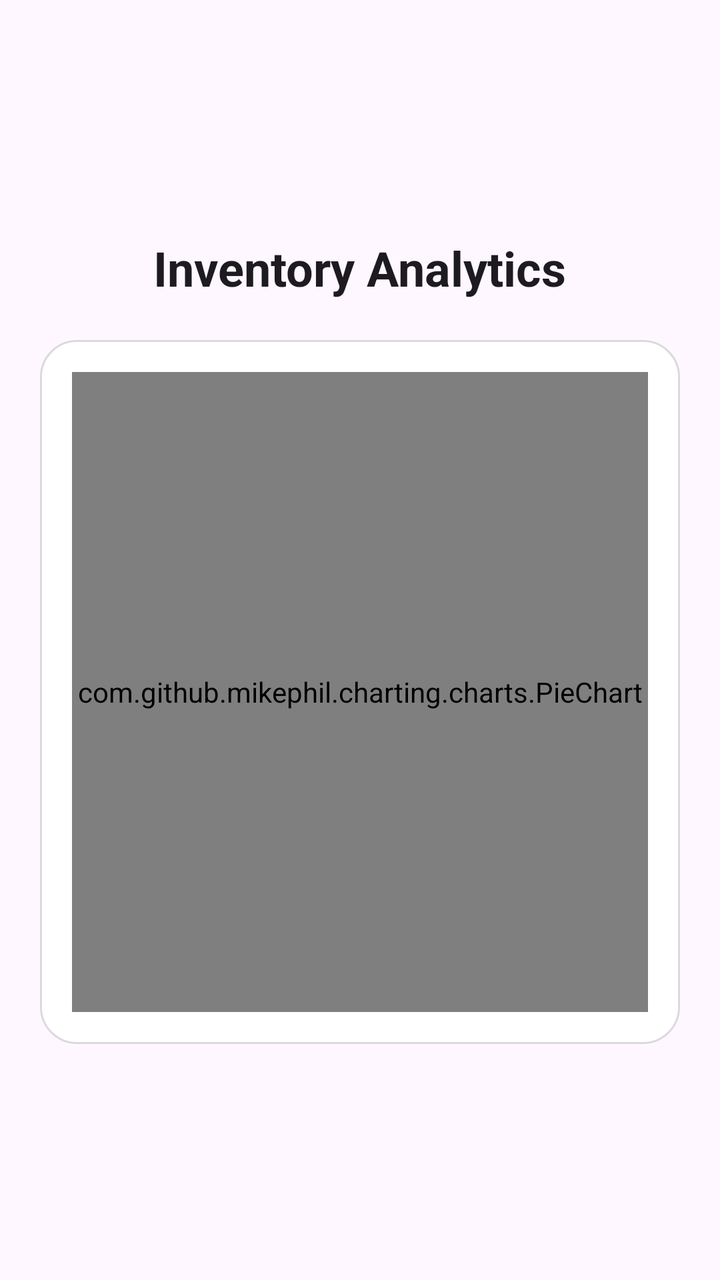
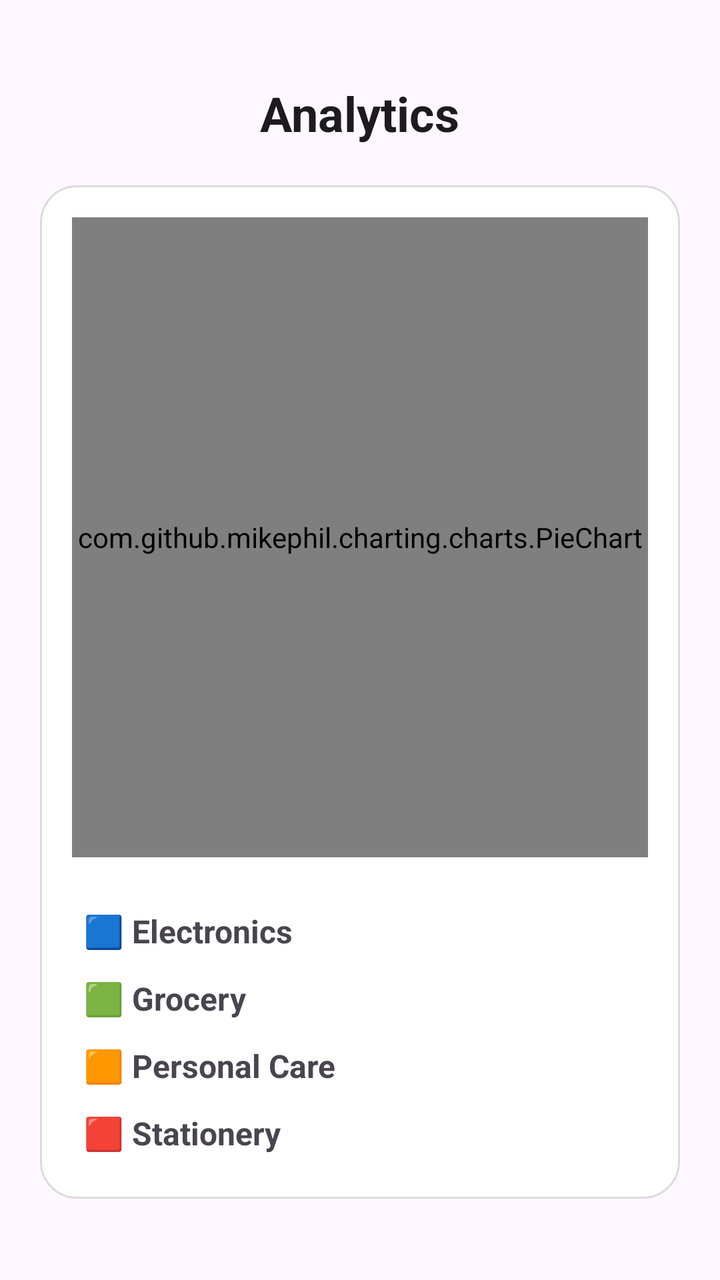

Screens rendered from an Android XML layout before and after an edit, with the pre-edit source and the edit as a unified diff.
<!-- AndroidManifest.xml: application theme Theme.SmartInventaryManagement -->
<!-- res/layout/activity_analytics.xml -->
<?xml version="1.0" encoding="utf-8"?>
<LinearLayout
    xmlns:android="http://schemas.android.com/apk/res/android"

    android:layout_width="match_parent"

    android:layout_height="match_parent"

    android:orientation="vertical"

    android:gravity="center"

    android:padding="20dp"

    android:background="?android:colorBackground">

    

    <TextView
        android:layout_width="wrap_content"

        android:layout_height="wrap_content"

        android:text="Inventory Analytics"

        android:textSize="24sp"

        android:textStyle="bold"

        android:textColor="?android:textColorPrimary"

        android:layout_marginBottom="20dp"/>

    

    <LinearLayout
        android:layout_width="match_parent"

        android:layout_height="wrap_content"

        android:orientation="vertical"

        android:padding="16dp"

        android:background="@drawable/tile_bg"

        android:elevation="6dp">

        <com.github.mikephil.charting.charts.PieChart
            android:id="@+id/pieChart"

            android:layout_width="320dp"

            android:layout_height="320dp"

            android:layout_gravity="center"/>

    </LinearLayout>

</LinearLayout>
<!-- resources referenced by this layout -->
<resources>
  <!-- drawable tile_bg (drawable) -->
  <?xml version="1.0" encoding="utf-8"?>
  <shape xmlns:android="http://schemas.android.com/apk/res/android">
  
      
  
      <solid android:color="?android:colorBackgroundFloating"/>
  
      
  
      <corners android:radius="18dp"/>
  
      
  
      <stroke
          android:width="1dp"
          android:color="#22000000"/>
  
      
  
      <padding
          android:left="2dp"
          android:right="2dp"
          android:top="2dp"
          android:bottom="2dp"/>
  
  </shape>
  <style name="Theme.SmartInventaryManagement" parent="Base.Theme.SmartInventaryManagement" />
  <style name="Base.Theme.SmartInventaryManagement" parent="Theme.Material3.DayNight.NoActionBar">
  
      </style>
</resources>

<!-- the commit's change to res/layout/activity_analytics.xml (unified diff, before → after) -->
@@ -17,11 +17,13 @@
     
 
     <TextView
+        android:id="@+id/tvAnalyticsTitle"
+
         android:layout_width="wrap_content"
 
         android:layout_height="wrap_content"
 
-        android:text="Inventory Analytics"
+        android:text="Analytics"
 
         android:textSize="24sp"
 
@@ -30,7 +32,6 @@
         android:textColor="?android:textColorPrimary"
 
         android:layout_marginBottom="20dp"/>
-
     
 
     <LinearLayout
@@ -55,6 +56,51 @@
 
             android:layout_gravity="center"/>
 
+        <LinearLayout
+            android:id="@+id/valueLegendLayout"
+            android:layout_width="match_parent"
+            android:layout_height="wrap_content"
+            android:orientation="vertical"
+            android:layout_marginTop="20dp">
+
+            <TextView
+                android:id="@+id/tvLegendElectronics"
+                android:layout_width="match_parent"
+                android:layout_height="wrap_content"
+                android:text="🟦 Electronics"
+                android:textSize="16sp"
+                android:textStyle="bold"
+                android:padding="6dp"/>
+
+            <TextView
+                android:id="@+id/tvLegendGrocery"
+                android:layout_width="match_parent"
+                android:layout_height="wrap_content"
+                android:text="🟩 Grocery"
+                android:textSize="16sp"
+                android:textStyle="bold"
+                android:padding="6dp"/>
+
+            <TextView
+                android:id="@+id/tvLegendPersonal"
+                android:layout_width="match_parent"
+                android:layout_height="wrap_content"
+                android:text="🟧 Personal Care"
+                android:textSize="16sp"
+                android:textStyle="bold"
+                android:padding="6dp"/>
+
+            <TextView
+                android:id="@+id/tvLegendStationery"
+                android:layout_width="match_parent"
+                android:layout_height="wrap_content"
+                android:text="🟥 Stationery"
+                android:textSize="16sp"
+                android:textStyle="bold"
+                android:padding="6dp"/>
+
+        </LinearLayout>
+
     </LinearLayout>
 
 </LinearLayout>
